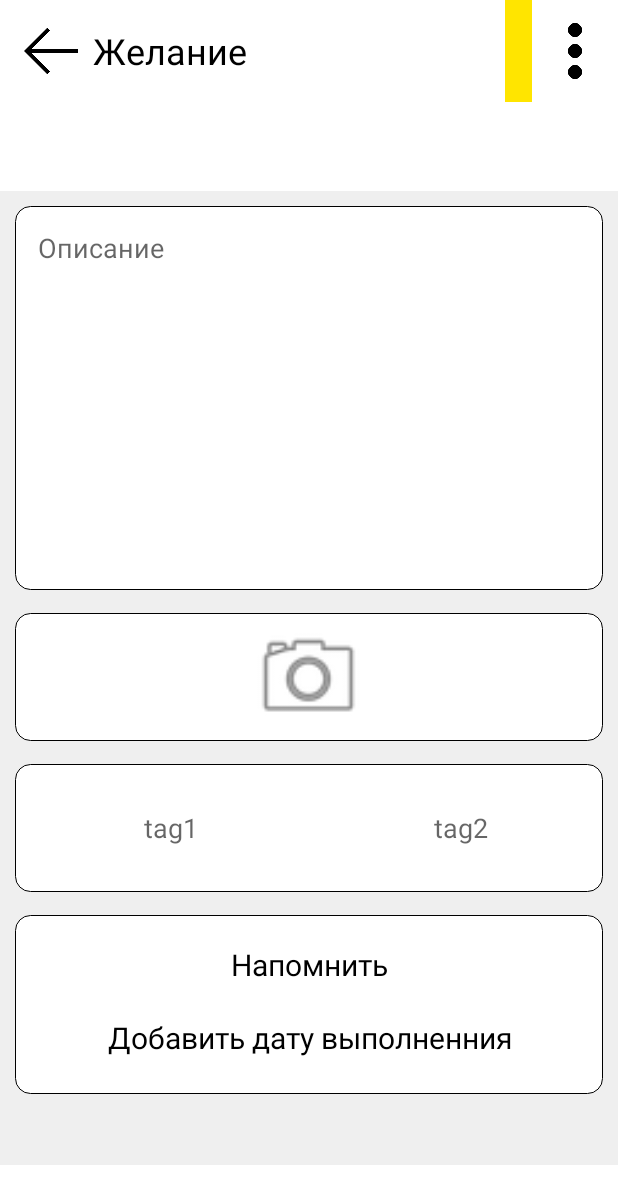
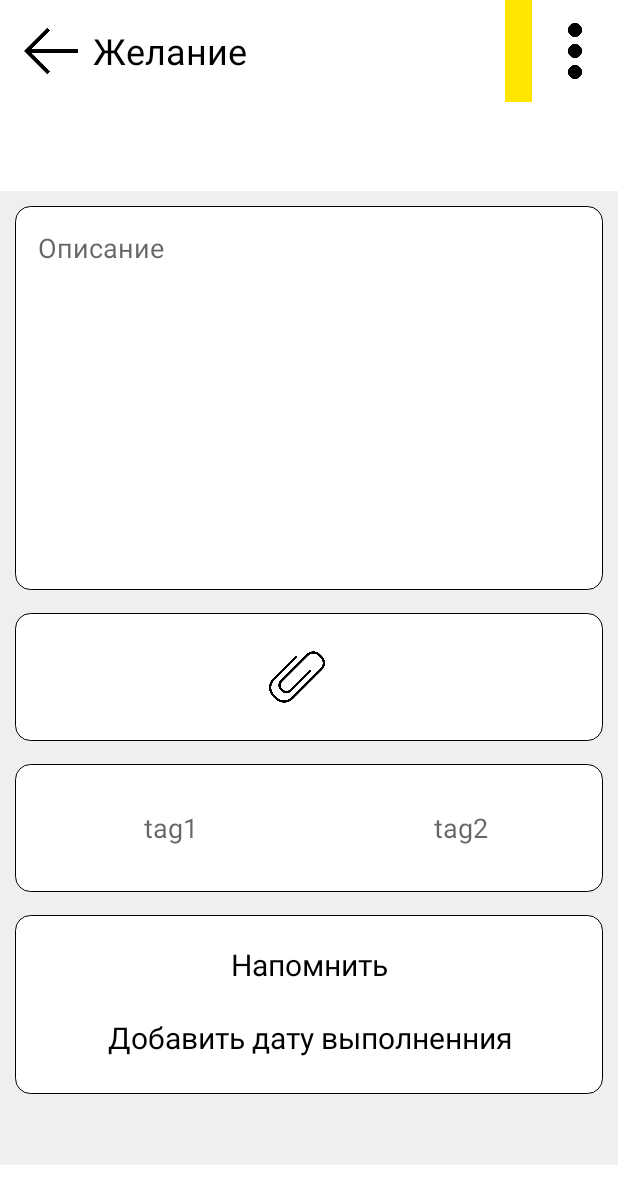
Before and after one commit to Kavrese/Desires, an Android app: the DesiresActivity screen opened directly, with no data from a screen before it, on a phone screen of 412 x 824 dp. Shown: the top 1204 px of the screen. Run offline under Robolectric (Android 15) with nearby library versions, the phone set to English and light mode, and no system bars; our stand-ins replace Picasso; 5 statements that could not run were skipped.

Commit message:
update media

```diff
--- a/app/src/main/java/com/example/yourdesires/DesiresActivity.java
+++ b/app/src/main/java/com/example/yourdesires/DesiresActivity.java
@@ -2,21 +2,10 @@ package com.example.yourdesires;
 
 import androidx.annotation.Nullable;
 import androidx.appcompat.app.AppCompatActivity;
-import androidx.core.app.NotificationCompat;
-import androidx.core.app.NotificationManagerCompat;
-import androidx.fragment.app.DialogFragment;
-import androidx.fragment.app.FragmentManager;
-import androidx.fragment.app.FragmentTransaction;
 import androidx.recyclerview.widget.LinearLayoutManager;
 import androidx.recyclerview.widget.RecyclerView;
 
 import android.Manifest;
-import android.app.AlertDialog;
-import android.app.Dialog;
-import android.app.NotificationManager;
-import android.app.PendingIntent;
-import android.app.usage.UsageEvents;
-import android.content.DialogInterface;
 import android.content.Intent;
 import android.content.SharedPreferences;
 import android.net.Uri;
@@ -24,17 +13,13 @@ import android.os.Bundle;
 import android.os.Environment;
 import android.os.StrictMode;
 import android.provider.AlarmClock;
-import android.provider.CalendarContract;
-import android.provider.ContactsContract;
 import android.provider.MediaStore;
-import android.view.LayoutInflater;
 import android.view.MenuItem;
 import android.view.View;
 import android.widget.EditText;
 import android.widget.ImageView;
 import android.widget.LinearLayout;
 import android.widget.PopupMenu;
-import android.widget.ShareActionProvider;
 import android.widget.TextView;
 import android.widget.Toast;
 
@@ -42,9 +27,7 @@ import java.io.File;
 import java.text.DateFormat;
 import java.text.SimpleDateFormat;
 import java.util.ArrayList;
-import java.util.Calendar;
 import java.util.Date;
-import java.util.Objects;
 
 public class DesiresActivity extends AppCompatActivity {
 String command,tag1S,tag2S;
@@ -52,7 +35,7 @@ int status,pos;
 TextView data,time_des,time_des2,text;
 EditText op,desires,tag1,tag2;
 ImageView statusColor,back,plus,scrap;
-ImageView menu,camera;
+ImageView menu,add_media;
 androidx.appcompat.widget.Toolbar toolbar;
 LinearLayout lin,lin_tag,lin_time,lin_media;
 SharedPreferences sh;
@@ -64,7 +47,7 @@ ArrayList<Media> arrayListMedia = new ArrayList<>();
     protected void onCreate(Bundle savedInstanceState) {
         super.onCreate(savedInstanceState);
         setContentView(R.layout.activity_desires);
-        camera = findViewById(R.id.camera);
+        add_media = findViewById(R.id.add_media);
         rec = findViewById(R.id.recycler_media);
         MediaAdapter adapter = new MediaAdapter(arrayListMedia);
         rec.setAdapter(adapter);
@@ -226,9 +209,16 @@ ArrayList<Media> arrayListMedia = new ArrayList<>();
         if(!tag2.getText().toString().equals("")){
             scrap.setVisibility(View.VISIBLE);
         }
-        camera.setOnClickListener(new View.OnClickListener() {
+        add_media.setOnClickListener(new View.OnClickListener() {
             @Override
             public void onClick(View v) {
+                PopupMenu media_menu_pop = new PopupMenu(v.getContext(),v);
+                media_menu_pop.inflate(R.menu.media_menu);
+                media_menu_pop.setOnMenuItemClickListener(new PopupMenu.OnMenuItemClickListener() {
+                    @Override
+                    public boolean onMenuItemClick(MenuItem item) {
+                        switch (item.getItemId()){
+                            case R.id.menu_photo:
                                 StrictMode.VmPolicy.Builder builder = new StrictMode.VmPolicy.Builder();//Без этого камера не запускается
                                 StrictMode.setVmPolicy(builder.build());                                //
                                 Intent intent = new Intent(MediaStore.ACTION_IMAGE_CAPTURE);
@@ -239,8 +229,15 @@ ArrayList<Media> arrayListMedia = new ArrayList<>();
                                 outputfileURI = Uri.fromFile(file);
                                 intent.putExtra(MediaStore.EXTRA_OUTPUT,outputfileURI);
                                 startActivityForResult(intent,1);
+                                break;
+                        }
+                        return false;
                     }
                 });
+                media_menu_pop.show();
+            }
+        });
+
         loadMediaFile();
     }
 
--- a/app/src/main/res/layout/activity_desires.xml
+++ b/app/src/main/res/layout/activity_desires.xml
@@ -119,15 +119,16 @@
             android:layout_marginTop="10dp"
             android:layout_marginRight="10dp"
             android:layout_marginBottom="10dp"
-            android:layout_weight="4"
+            android:layout_weight="4.5"
             android:visibility="gone" />
 
         <ImageView
-            android:id="@+id/camera"
+            android:id="@+id/add_media"
             android:layout_width="0dp"
             android:layout_height="match_parent"
-            android:layout_weight="1"
-            app:srcCompat="@android:drawable/ic_menu_camera" />
+            android:layout_marginRight="15dp"
+            android:layout_weight="0.5"
+            app:srcCompat="@drawable/clip" />
 
     </LinearLayout>
 
--- /dev/null
+++ b/app/src/main/res/menu/media_menu.xml
@@ -0,0 +1,19 @@
+<?xml version="1.0" encoding="utf-8"?>
+<menu xmlns:android="http://schemas.android.com/apk/res/android">
+    <item
+        android:id="@+id/menu_photo"
+        android:icon="@android:drawable/ic_menu_camera"
+        android:title="Фото"/>
+    <item
+        android:id="@+id/gallery_menu"
+        android:icon="@android:drawable/gallery_thumb"
+        android:title="Галерея" />
+    <item
+        android:id="@+id/audio_menu"
+        android:icon="@android:drawable/ic_menu_camera"
+        android:title="Аудио"/>
+    <item
+        android:id="@+id/video_menu"
+        android:icon="@android:drawable/presence_video_away"
+        android:title="Видео"/>
+</menu>
--- /dev/null
+++ b/app/src/main/res/values/ids.xml
@@ -0,0 +1,4 @@
+<?xml version="1.0" encoding="utf-8"?>
+<resources>
+    <item name="photo_menu" type="id" />
+</resources>
```
Also changed, not shown: app/src/main/res/drawable/clip.png (added). Lines whose indentation alone changed are shown as unchanged.
